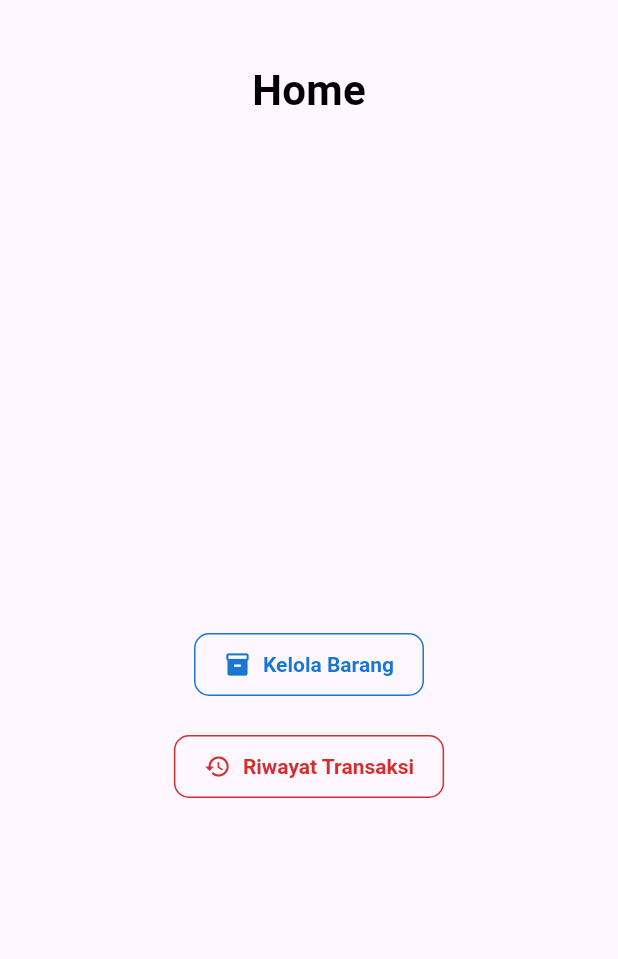
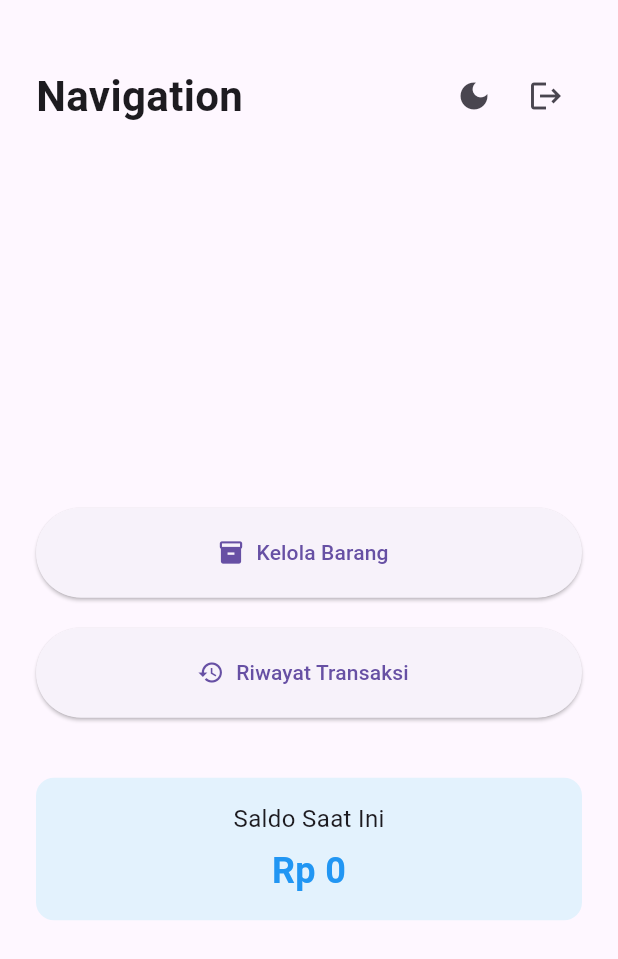
Before and after one commit to NathanzZ-Ginting/management_rack, a Flutter app: the MenuScreen screen opened directly, on a phone screen of 412 x 824 dp. Shown: the top 959 px of the screen. Run offline on Flutter 3.47's test engine with Material 3 defaults, Android fonts, the phone set to English and light mode, and no system bars; our stand-ins replace image_picker, pdf, printing, shared_preferences; accounts and stored records are empty.

Commit message:
✨ Fitur: Tambah sistem saldo ke BarangProvider + update UI menu
- Menambahkan field saldo dan getter di BarangProvider
- Implementasi metode `tambahTransaksi()` untuk mengurangi stok dan menambahkan saldo saat barang terjual
- Update MenuScreen agar membaca dan menampilkan `saldo` dari BarangProvider
- Menghapus ketergantungan ke TransaksiProvider untuk efisiensi
- Menyederhanakan alur data dan mempermudah manajemen state

```diff
--- /dev/null
+++ b/lib/providers/transaksi_provider.dart
@@ -0,0 +1,26 @@
+import 'package:flutter/material.dart';
+import '../models/barang_model.dart';
+
+class TransaksiModel {
+  final BarangModel barang;
+  final int jumlah;
+
+  TransaksiModel({required this.barang, required this.jumlah});
+}
+
+class TransaksiProvider with ChangeNotifier {
+  final List<TransaksiModel> _semuaTransaksi = [];
+
+  List<TransaksiModel> get semuaTransaksi => _semuaTransaksi;
+
+  void tambahTransaksi(BarangModel barang, int jumlah) {
+    _semuaTransaksi.add(TransaksiModel(barang: barang, jumlah: jumlah));
+    notifyListeners();
+  }
+
+  int get totalTerjual =>
+      _semuaTransaksi.fold(0, (sum, t) => sum + t.jumlah);
+
+  double get totalSaldo =>
+      _semuaTransaksi.fold(0.0, (sum, t) => sum + (t.barang.harga * t.jumlah));
+}
--- a/lib/screens/menu_screen.dart
+++ b/lib/screens/menu_screen.dart
@@ -1,13 +1,48 @@
 import 'package:flutter/material.dart';
+import 'package:provider/provider.dart';
+import '../providers/auth_provider.dart';
+import '../providers/theme_provider.dart';
+import '../providers/barang_provider.dart';
 import 'home_screen.dart';
 import 'riwayat_screen.dart';
+import 'login_screen.dart';
 
 class MenuScreen extends StatelessWidget {
   const MenuScreen({super.key});
 
+  void _konfirmasiLogout(BuildContext context) {
+    showDialog(
+      context: context,
+      builder: (_) => AlertDialog(
+        title: const Text('Logout'),
+        content: const Text('Yakin ingin logout?'),
+        actions: [
+          TextButton(
+            onPressed: () => Navigator.pop(context),
+            child: const Text('Batal'),
+          ),
+          ElevatedButton(
+            onPressed: () {
+              Provider.of<AuthProvider>(context, listen: false).logout();
+              Navigator.pushAndRemoveUntil(
+                context,
+                MaterialPageRoute(builder: (_) => const LoginScreen()),
+                    (route) => false,
+              );
+            },
+            child: const Text('Logout'),
+          ),
+        ],
+      ),
+    );
+  }
+
   @override
   Widget build(BuildContext context) {
     final isDark = Theme.of(context).brightness == Brightness.dark;
+    final themeProvider = Provider.of<ThemeProvider>(context);
+    final barangProv = Provider.of<BarangProvider>(context);
+    final totalSaldo = barangProv.saldo;
 
     return Scaffold(
       body: SafeArea(
@@ -15,28 +50,50 @@ class MenuScreen extends StatelessWidget {
           children: [
             const SizedBox(height: 40),
 
-            // Header Tengah Atas
-            Center(
-              child: Text(
-                'Home',
+            Padding(
+              padding: const EdgeInsets.symmetric(horizontal: 24.0),
+              child: Row(
+                mainAxisAlignment: MainAxisAlignment.spaceBetween,
+                children: [
+                  const Text(
+                    'Navigation',
                     style: TextStyle(
                       fontSize: 28,
                       fontWeight: FontWeight.bold,
-                  color: isDark ? Colors.white : Colors.black,
                     ),
+                  ),
+                  Row(
+                    children: [
+                      IconButton(
+                        icon: Icon(
+                          themeProvider.isDarkMode
+                              ? Icons.light_mode
+                              : Icons.dark_mode,
+                        ),
+                        onPressed: () => themeProvider.toggleTheme(),
+                      ),
+                      IconButton(
+                        icon: const Icon(Icons.logout),
+                        onPressed: () => _konfirmasiLogout(context),
+                      ),
+                    ],
+                  ),
+                ],
               ),
             ),
 
-            const SizedBox(height: 50),
+            const SizedBox(height: 40),
 
-            // Tombol Navigasi
             Expanded(
-              child: Center(
+              child: Padding(
+                padding: const EdgeInsets.symmetric(horizontal: 24.0),
                 child: Column(
                   mainAxisAlignment: MainAxisAlignment.center,
                   children: [
-                    // Tombol Kelola Barang (biru)
                     ElevatedButton.icon(
+                      style: ElevatedButton.styleFrom(
+                        minimumSize: const Size(double.infinity, 60),
+                      ),
                       onPressed: () {
                         Navigator.push(
                           context,
@@ -45,33 +102,12 @@ class MenuScreen extends StatelessWidget {
                       },
                       icon: const Icon(Icons.inventory),
                       label: const Text('Kelola Barang'),
+                    ),
+                    const SizedBox(height: 20),
+                    ElevatedButton.icon(
                       style: ElevatedButton.styleFrom(
-                        foregroundColor: isDark ? Colors.blue.shade500 : Colors.blue.shade700,
-                        backgroundColor: Colors.transparent,
-                        side: BorderSide(
-                          color: isDark ? Colors.blue.shade500 : Colors.blue.shade700,
+                        minimumSize: const Size(double.infinity, 60),
                       ),
-                        shadowColor: Colors.transparent,
-                        elevation: 0,
-                        padding: const EdgeInsets.symmetric(
-                            horizontal: 20, vertical: 12),
-                        shape: RoundedRectangleBorder(
-                          borderRadius: BorderRadius.circular(10),
-                        ),
-                        textStyle: const TextStyle(fontWeight: FontWeight.w600),
-                      ).copyWith(
-                        overlayColor: MaterialStateProperty.all(
-                          isDark
-                              ? Colors.blue.shade500.withOpacity(0.1)
-                              : Colors.blue.shade100,
-                        ),
-                      ),
-                    ),
-
-                    const SizedBox(height: 20),
-
-                    // Tombol Riwayat Transaksi (merah)
-                    ElevatedButton.icon(
                       onPressed: () {
                         Navigator.push(
                           context,
@@ -81,28 +117,35 @@ class MenuScreen extends StatelessWidget {
                       },
                       icon: const Icon(Icons.history),
                       label: const Text('Riwayat Transaksi'),
-                      style: ElevatedButton.styleFrom(
-                        foregroundColor: isDark ? Colors.red.shade400 : Colors.red.shade700,
-                        backgroundColor: Colors.transparent,
-                        side: BorderSide(
-                          color: isDark ? Colors.red.shade400 : Colors.red.shade700,
                     ),
-                        shadowColor: Colors.transparent,
-                        elevation: 0,
-                        padding: const EdgeInsets.symmetric(
-                            horizontal: 20, vertical: 12),
-                        shape: RoundedRectangleBorder(
-                          borderRadius: BorderRadius.circular(10),
+                    const SizedBox(height: 40),
+
+                    // Saldo
+                    Container(
+                      width: double.infinity,
+                      padding: const EdgeInsets.all(16),
+                      decoration: BoxDecoration(
+                        color: Colors.blue[50],
+                        borderRadius: BorderRadius.circular(12),
                       ),
-                        textStyle: const TextStyle(fontWeight: FontWeight.w600),
-                      ).copyWith(
-                        overlayColor: MaterialStateProperty.all(
-                          isDark
-                              ? Colors.red.shade400.withOpacity(0.1)
-                              : Colors.red.shade100,
+                      child: Column(
+                        children: [
+                          const Text(
+                            'Saldo Saat Ini',
+                            style: TextStyle(fontSize: 16),
+                          ),
+                          const SizedBox(height: 6),
+                          Text(
+                            'Rp ${totalSaldo.toStringAsFixed(0)}',
+                            style: const TextStyle(
+                              fontSize: 24,
+                              fontWeight: FontWeight.bold,
+                              color: Colors.blue,
                             ),
                           ),
+                        ],
                       ),
+                    )
                   ],
                 ),
               ),
--- a/lib/screens/transaksi_screen.dart
+++ b/lib/screens/transaksi_screen.dart
@@ -47,7 +47,7 @@ class _TransaksiScreenState extends State<TransaksiScreen> {
     }
 
     final provider = Provider.of<BarangProvider>(context, listen: false);
-    provider.updateStok(barangDipilih!.id, barangDipilih!.stok - jumlah);
+    provider.tambahTransaksi(barangDipilih!.id, jumlah); // <== pastikan ini ada di provider
 
     LogService.tambahGlobalLog(
       'Terjual: ${barangDipilih!.nama} sebanyak $jumlah pcs',
```
Also changed, not shown: lib/main.dart (+8 -8 lines), lib/providers/barang_provider.dart (+24 -18 lines), lib/screens/home_screen.dart (+30 -43 lines). Lines whose indentation alone changed are shown as unchanged.
